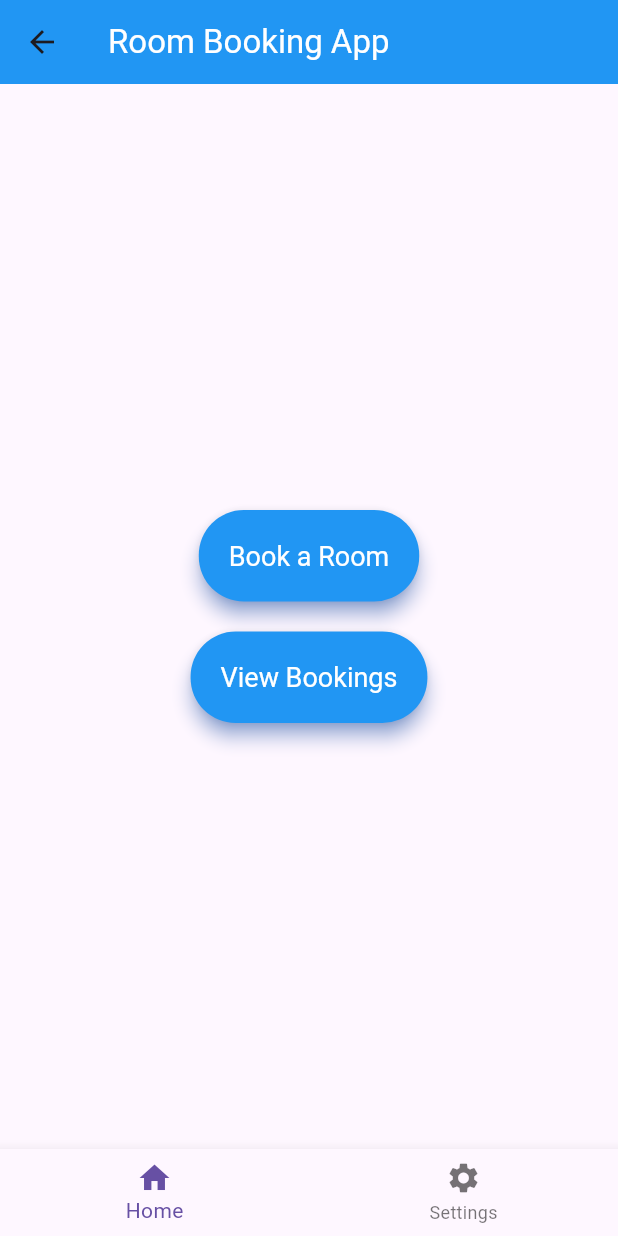
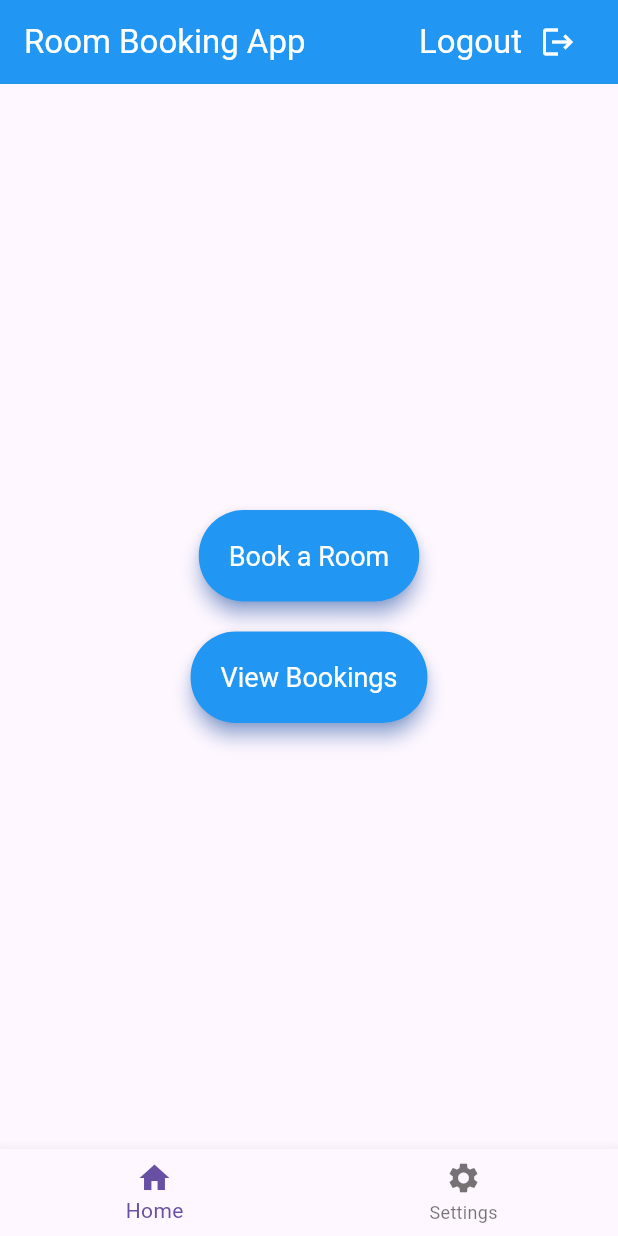
Before and after one commit to VindhyaP312/Room_Booking_App, a Flutter app: the HomeScreen screen opened directly, on a phone screen of 412 x 824 dp. Run offline on Flutter 3.47's test engine with Material 3 defaults, Android fonts, the phone set to English and light mode, and no system bars; our stand-ins replace shared_preferences; accounts and stored records are empty.

Commit message:
Added logout button

```diff
--- a/room_booking_app_frontend/lib/home.dart
+++ b/room_booking_app_frontend/lib/home.dart
@@ -1,6 +1,7 @@
 import 'dart:convert';
 import 'package:flutter/material.dart';
 import 'package:room_booking_app/book_a_room.dart';
+import 'package:room_booking_app/login_page.dart';
 import 'package:room_booking_app/view_bookings.dart';
 import 'package:http/http.dart' as http;
 import 'package:shared_preferences/shared_preferences.dart';
@@ -44,14 +45,38 @@ class _HomeScreenState extends State<HomeScreen> {
     }
   }
 
+  void _logout() async {
+    SharedPreferences prefs = await SharedPreferences.getInstance();
+    await prefs.remove('token');
+    Navigator.of(context).push(
+      MaterialPageRoute(
+        builder: (BuildContext context) => const LoginPage(),
+      ),
+    );
+  }
+
   @override
   Widget build(BuildContext context) {
     return Scaffold(
       appBar: AppBar(
+        automaticallyImplyLeading: false,
         backgroundColor: Colors.blue,
-        title: const Text(
-          "Room Booking App",
-          style: TextStyle(color: Colors.white),
+        title: Row(
+          children: [
+            const Text(
+              "Room Booking App",
+              style: TextStyle(color: Colors.white),
+            ),
+            const Spacer(),
+            const Text(
+              "Logout",
+              style: TextStyle(color: Colors.white),
+            ),
+            IconButton(
+              icon: const Icon(Icons.logout, color: Colors.white),
+              onPressed: _logout,
+            ),
+          ],
         ),
       ),
       body: Center(
```
Also changed, not shown: room_booking_app_frontend/lib/main.dart (+14 -4 lines), 1 other file.
